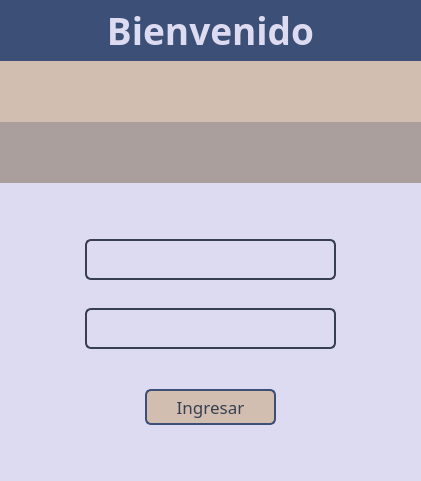
Qt form proyectoL/gui/login/login.ui (Jafethivy/proyectoL) before a commit.
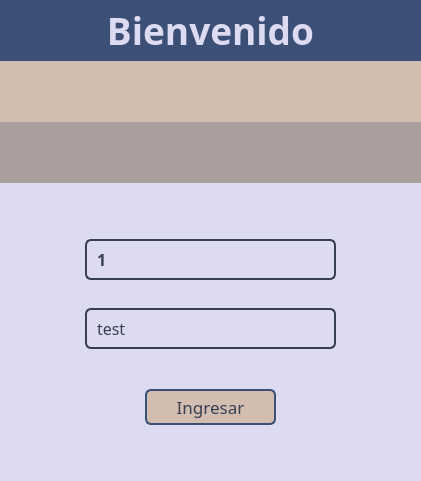
The same form after that commit.

Diff of the .ui file:
```diff
--- a/proyectoL/gui/login/login.ui
+++ b/proyectoL/gui/login/login.ui
@@ -192,7 +192,7 @@
 color: #383f51;</string>
        </property>
        <property name="text">
-        <string/>
+        <string>1</string>
        </property>
       </widget>
      </item>
@@ -272,6 +272,9 @@
 padding: 4px 8px;
 color: #383f51;</string>
        </property>
+       <property name="text">
+        <string>test</string>
+       </property>
       </widget>
      </item>
      <item>
```
